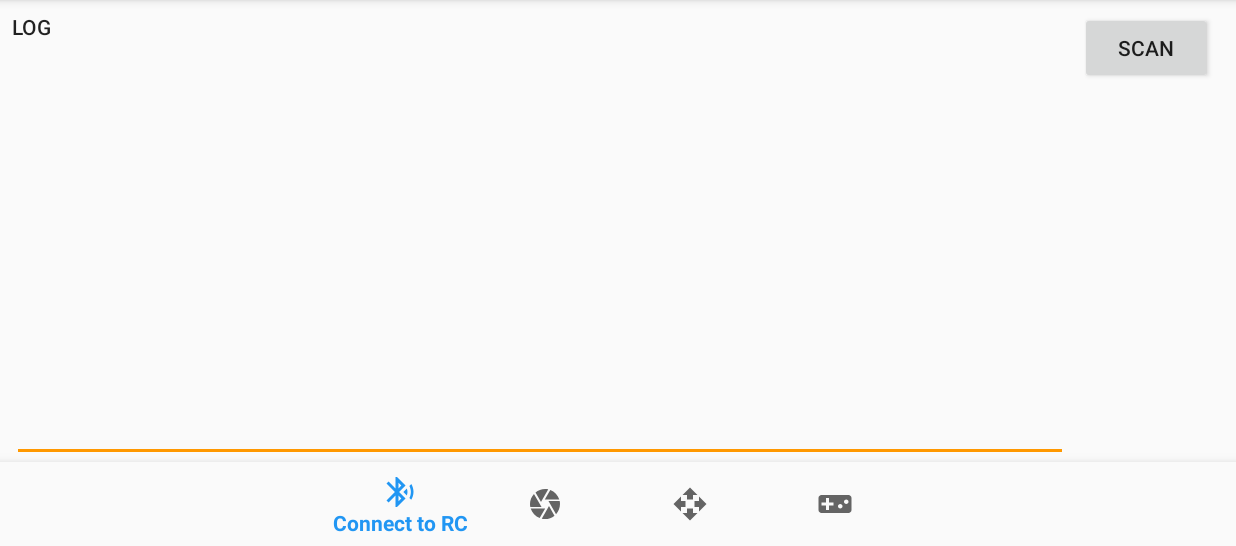
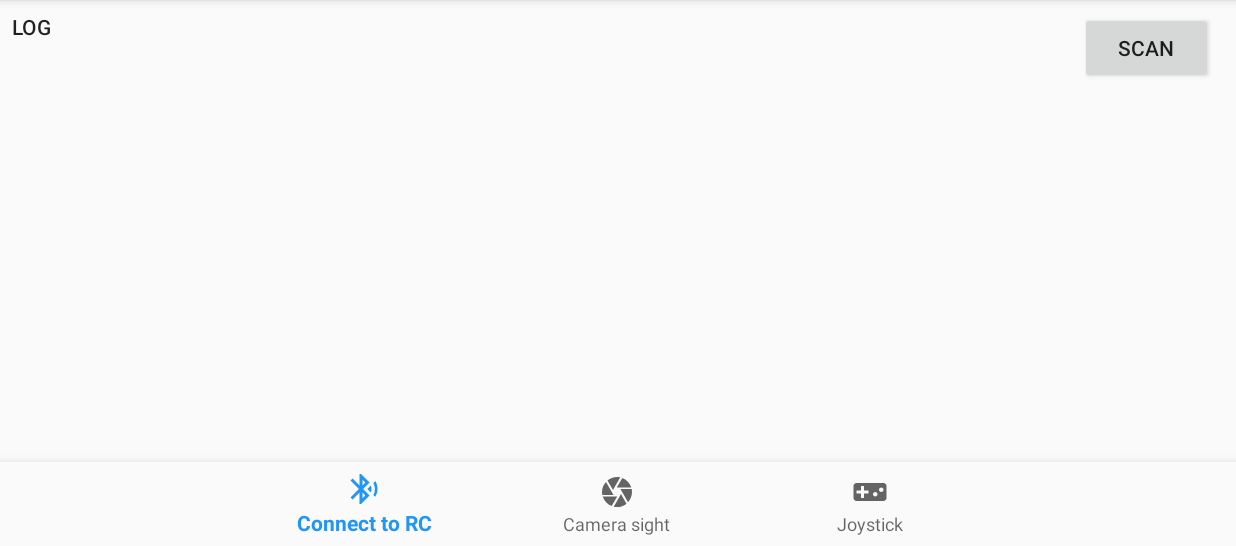
Before and after one commit to hoanglongslvp/NAT-Robot-Android-Controller, an Android app: the screen it shows after launch (MainActivity), on a phone screen of 824 x 412 dp (held sideways), the part 72-618 px from its top. Run offline under Robolectric (Android 15) with nearby library versions, the phone set to English and light mode, and no system bars; libraries missing offline, so code that uses them is left out: com.github.kayvannj.permission_utils, org.jetbrains.anko; 5 statements that could not run were skipped.

Commit message:
stable, merge 2 manual controller

```diff
--- a/app/src/main/AndroidManifest.xml
+++ b/app/src/main/AndroidManifest.xml
@@ -30,6 +30,7 @@
             </intent-filter>
         </activity>
         <activity
+            android:screenOrientation="landscape"
             android:name=".activities.SettingActivity"
             android:label="NAT Setting">
             <intent-filter>
--- a/app/src/main/java/com/worker/natrobotcontroller/activities/MainActivity.kt
+++ b/app/src/main/java/com/worker/natrobotcontroller/activities/MainActivity.kt
@@ -18,7 +18,6 @@ import com.github.kayvannj.permission_utils.PermissionUtil
 import com.worker.natrobotcontroller.R
 import com.worker.natrobotcontroller.fragments.CameraSightFragment
 import com.worker.natrobotcontroller.fragments.ConnectFragment
-import com.worker.natrobotcontroller.fragments.ControllerFragment
 import com.worker.natrobotcontroller.fragments.JoystickFragment
 import kotlinx.android.synthetic.main.activity_main.*
 
@@ -38,12 +37,8 @@ class MainActivity : AppCompatActivity() {
                 main_pager.currentItem = 1
                 return@OnNavigationItemSelectedListener true
             }
-            R.id.navigation_control -> {
+            R.id.navigation_joystick -> {
                 main_pager.currentItem = 2
-                return@OnNavigationItemSelectedListener true
-            }
-            R.id.navigation_joystick -> {
-                main_pager.currentItem = 3
                 return@OnNavigationItemSelectedListener true
             }
         }
@@ -54,7 +49,6 @@ class MainActivity : AppCompatActivity() {
 
     override fun onCreate(savedInstanceState: Bundle?) {
         super.onCreate(savedInstanceState)
-//        startActivity(Intent(this, SettingActivity::class.java))
         window.setFlags(WindowManager.LayoutParams.FLAG_FULLSCREEN, WindowManager.LayoutParams.FLAG_FULLSCREEN);
         window.addFlags(WindowManager.LayoutParams.FLAG_KEEP_SCREEN_ON); //don't let the screen turn off
         setContentView(R.layout.activity_main)
@@ -62,7 +56,7 @@ class MainActivity : AppCompatActivity() {
         camera = CameraSightFragment()
         connect = ConnectFragment()
         main_pager.adapter = object : FragmentPagerAdapter(supportFragmentManager) {
-            val fragments = listOf(connect as Fragment, camera as Fragment, ControllerFragment(), JoystickFragment())
+            val fragments = listOf(connect as Fragment, camera as Fragment,  JoystickFragment())
             override fun getItem(position: Int): Fragment {
                 return fragments[position]
             }
@@ -89,7 +83,7 @@ class MainActivity : AppCompatActivity() {
             }
 
         })
-        main_pager.offscreenPageLimit = 4
+        main_pager.offscreenPageLimit = 3
         navigation.setOnNavigationItemSelectedListener(mOnNavigationItemSelectedListener)
         askForPermission()
     }
--- a/app/src/main/java/com/worker/natrobotcontroller/activities/SettingActivity.kt
+++ b/app/src/main/java/com/worker/natrobotcontroller/activities/SettingActivity.kt
@@ -16,8 +16,6 @@ class SettingActivity : AppBarSetting() {
         super.onCreate(savedInstanceState, persistentState)
         getActionBar().setDisplayShowTitleEnabled(true);
         title = "NAT Setting"
-//        fragmentManager.beginTransaction().replace(android.R.id.content,
-//                Prefs1Fragment()).commit()
     }
 
     override fun onBuildHeaders(target: MutableList<Header>?) {
--- a/app/src/main/java/com/worker/natrobotcontroller/fragments/ControllerFragment.kt
+++ /dev/null
@@ -1,46 +0,0 @@
-package com.worker.natrobotcontroller.fragments
-
-import android.os.Bundle
-import android.support.v4.app.Fragment
-import android.view.LayoutInflater
-import android.view.View
-import android.view.ViewGroup
-import com.worker.natrobotcontroller.R
-import com.worker.natrobotcontroller.activities.MainActivity
-import kotlinx.android.synthetic.main.controller.view.*
-import java.io.IOException
-
-/**
- * Created by hataketsu on 11/12/17.
- */
-class ControllerFragment : Fragment() {
-
-    override fun onCreateView(inflater: LayoutInflater?, container: ViewGroup?, savedInstanceState: Bundle?): View? {
-        val v = inflater?.inflate(R.layout.controller, container, false)
-        setupUI(v as View)
-        return v
-    }
-
-    private fun setupUI(v: View) {
-        val connect = (activity as MainActivity).connect
-        v.fowardBtn.setOnClickListener { sendCommand(connect, 'l') }
-        v.backBtn.setOnClickListener { sendCommand(connect, '2') }
-        v.leftBtn.setOnClickListener { sendCommand(connect, '3') }
-        v.rightBtn.setOnClickListener { sendCommand(connect, '4') }
-        v.stopBtn.setOnClickListener { sendCommand(connect, '6') }
-    }
-
-    private fun sendCommand(connect: ConnectFragment?, command: Char) {
-        if (connect?.socket == null) {
-            connect?.log("Not connected")
-        } else
-            try {
-                connect.socket?.getOutputStream()?.write(command.toInt())
-                connect.log("Sent command $command")
-            } catch (e: IOException) {
-                e.printStackTrace()
-                connect.log("Send command error " + e.message)
-            }
-    }
-
-}
--- a/app/src/main/java/com/worker/natrobotcontroller/fragments/JoystickFragment.kt
+++ b/app/src/main/java/com/worker/natrobotcontroller/fragments/JoystickFragment.kt
@@ -1,12 +1,16 @@
 package com.worker.natrobotcontroller.fragments
 
 import android.os.Bundle
+import android.preference.PreferenceManager
 import android.support.v4.app.Fragment
 import android.view.LayoutInflater
 import android.view.View
 import android.view.ViewGroup
+import android.widget.SeekBar
+import android.widget.TextView
 import com.worker.natrobotcontroller.R
 import com.worker.natrobotcontroller.activities.MainActivity
+import kotlinx.android.synthetic.main.controller.view.*
 import kotlinx.android.synthetic.main.joystick.view.*
 import java.io.IOException
 
@@ -14,16 +18,16 @@ import java.io.IOException
  * Created by hataketsu on 11/12/17.
  */
 class JoystickFragment : Fragment() {
-
+    var mode = "Joystick"
+    var speed = 255
+    var lastCommand = ""
+    var connect_status: TextView? = null
     override fun onCreateView(inflater: LayoutInflater?, container: ViewGroup?, savedInstanceState: Bundle?): View? {
-        val v = inflater?.inflate(R.layout.joystick, container, false)
-        setupUI(v as View)
-        return v
-    }
-
-    private fun setupUI(v: View) {
         val connect = (activity as MainActivity).connect
-        v.joystickL.setOnMoveListener({ angle, strength ->
+        var v: View? = null
+        if (mode == "Joystick") {
+            v = inflater?.inflate(R.layout.joystick, container, false)
+            v!!.joystickL.setOnMoveListener({ angle, strength ->
                 val pwm = strength * 255.0 / 100
                 var l = 0.0
                 if (angle <= 180)
@@ -44,20 +48,64 @@ class JoystickFragment : Fragment() {
                 val cmd = "r${r.toInt()};"
                 sendCommand(connect, cmd)
             }, 200)
+            connect_status = v.connect_status
+        } else {
+            v = inflater?.inflate(R.layout.controller, container, false)
+            v!!.fowardBtn.setOnClickListener { sendCommand(connect, format("l%d;r%d;")) }
+            v.backBtn.setOnClickListener { sendCommand(connect, format("l-%d;r-%d;")) }
+            v.leftBtn.setOnClickListener { sendCommand(connect, format("l%d;r-%d;")) }
+            v.rightBtn.setOnClickListener { sendCommand(connect, format("l-%d;r%d;")) }
+            v.stopBtn.setOnClickListener { sendCommand(connect, format("l0;r0;")) }
+            v.speedBar.setOnSeekBarChangeListener(object : SeekBar.OnSeekBarChangeListener {
+                override fun onProgressChanged(p0: SeekBar?, progress: Int, fromUser: Boolean) {
+                    speed = progress
+                    sendCommand(connect, lastCommand.format(speed, speed))
+                }
 
+                override fun onStartTrackingTouch(p0: SeekBar?) {
                 }
+
+                override fun onStopTrackingTouch(p0: SeekBar?) {
+                }
+
+            })
+            connect_status = v.connect_statusc
+        }
+        return v
+    }
+
+    private fun format(s: String): String {
+        lastCommand = s
+        return s.format(speed, speed)
+    }
+
+    override fun onResume() {
+        super.onResume()
+        reloadSetting()
+    }
+
+    private fun reloadSetting() {
+        val preferences = PreferenceManager.getDefaultSharedPreferences(context)
+        val _mode = preferences.getString("control_mode", "Joystick")
+        if (mode != _mode) {
+            mode = _mode
+            fragmentManager.beginTransaction().detach(this).attach(this).commit()
+        }
+    }
+
 
     private fun sendCommand(connect: ConnectFragment?, command: String) {
         if (connect?.socket == null) {
-            connect?.log("Not connected to send $command")
+            connect_status?.setText("Not connected")
         } else
 
             try {
                 connect.socket?.getOutputStream()?.write(command.toByteArray())
-//                connect.log("Sent command $command")
+                connect_status?.setText("Connected")
             } catch (e: IOException) {
                 e.printStackTrace()
-//                connect.log("Send command error " + e.message)
+                connect.log("Send command error " + e.message)
+                connect_status?.setText("Not connected")
             }
     }
 
--- a/app/src/main/res/layout/connect.xml
+++ b/app/src/main/res/layout/connect.xml
@@ -1,8 +1,6 @@
 <?xml version="1.0" encoding="utf-8"?>
-<android.support.constraint.ConstraintLayout
-    xmlns:android="http://schemas.android.com/apk/res/android"
+<android.support.constraint.ConstraintLayout xmlns:android="http://schemas.android.com/apk/res/android"
     xmlns:app="http://schemas.android.com/apk/res-auto"
-    xmlns:tools="http://schemas.android.com/tools"
     android:layout_width="match_parent"
     android:layout_height="match_parent">
 
@@ -27,18 +25,27 @@
         app:layout_constraintLeft_toLeftOf="parent"
         app:layout_constraintTop_toTopOf="parent" />
 
-    <EditText
-        android:id="@+id/log"
+    <ScrollView
         android:layout_width="0dp"
         android:layout_height="0dp"
         android:layout_marginEnd="8dp"
         android:layout_marginStart="8dp"
         android:layout_marginTop="8dp"
-        android:ems="10"
-        android:inputType="textMultiLine"
+        android:orientation="vertical"
         app:layout_constraintBottom_toBottomOf="parent"
         app:layout_constraintEnd_toStartOf="@+id/scanBtn"
         app:layout_constraintStart_toStartOf="parent"
-        app:layout_constraintTop_toBottomOf="@+id/textView2" />
+        app:layout_constraintTop_toBottomOf="@+id/textView2">
+
+        <LinearLayout
+            android:layout_width="match_parent"
+            android:layout_height="wrap_content">
+
+            <TextView
+                android:id="@+id/log"
+                android:layout_width="match_parent"
+                android:layout_height="match_parent" />
+        </LinearLayout>
+    </ScrollView>
 
 </android.support.constraint.ConstraintLayout>
--- a/app/src/main/res/menu/navigation.xml
+++ b/app/src/main/res/menu/navigation.xml
@@ -12,10 +12,6 @@
         android:title="@string/camera_sight" />
 
     <item
-        android:id="@+id/navigation_control"
-        android:icon="@drawable/ic_open_with_black_24dp"
-        android:title="@string/manually_control" />
-    <item
         android:id="@+id/navigation_joystick"
         android:icon="@drawable/ic_videogame_asset_black_24dp"
         android:title="@string/joystick" />
```
Also changed, not shown: app/src/main/res/layout/controller.xml (+17 -2 lines), app/src/main/res/layout/joystick.xml (+11 -2 lines). Lines whose indentation alone changed are shown as unchanged.
